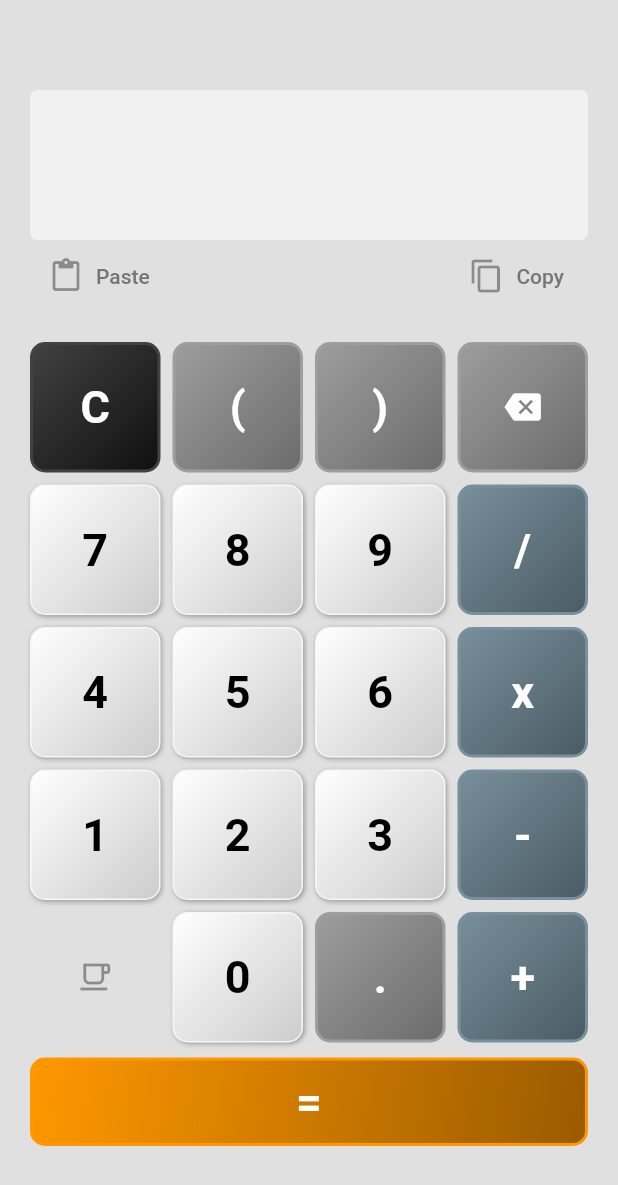
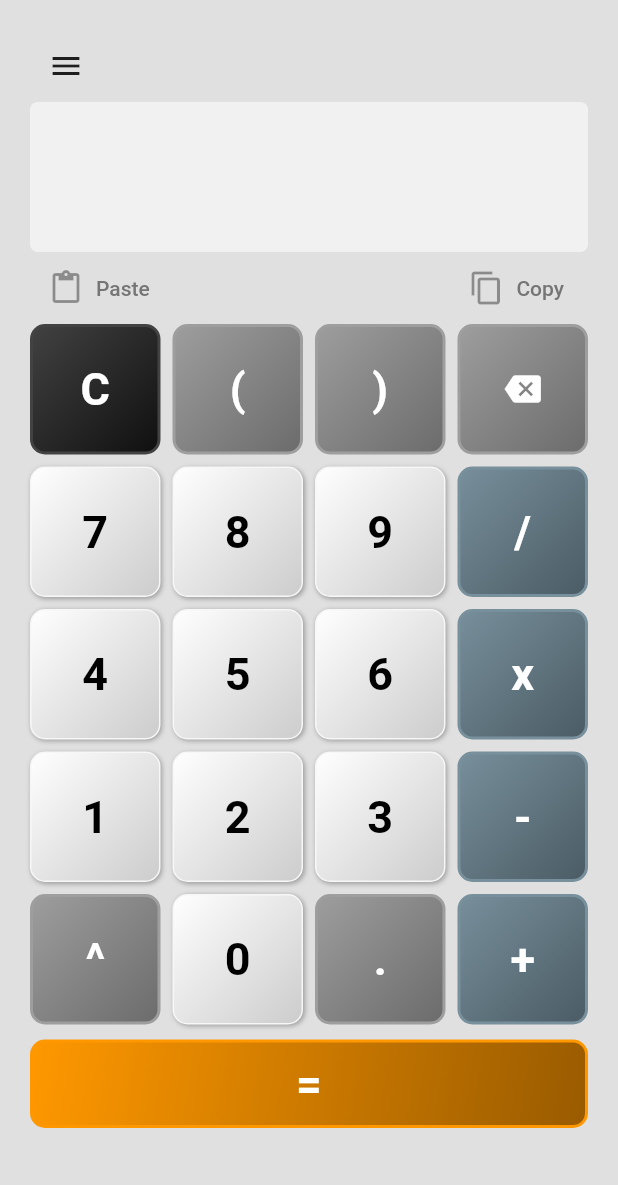
Before and after one commit to enchance/simplecalc, a Flutter app: the screen it shows after launch, on a phone screen of 412 x 824 dp. Shown: the top 1185 px of the screen. Run offline on Flutter 3.47's test engine with Material 2 defaults, Android fonts, the phone set to English and light mode, and no system bars; our stand-ins replace math_expressions.

Commit message:
some cosmetic changes

```diff
--- a/lib/main.dart
+++ b/lib/main.dart
@@ -31,10 +31,8 @@ class MyApp extends StatelessWidget {
         theme: ThemeData(
           primarySwatch: Colors.deepPurple,
         ),
-        home: SafeArea(
-          child: LayoutBuilder(
-            builder: (_, constraints) => CalculatorScreen(constraints)
-          ),
+        home: LayoutBuilder(
+          builder: (_, constraints) => CalculatorScreen(constraints)
         )
       ),
     );
--- a/lib/screens/calculator_screen.dart
+++ b/lib/screens/calculator_screen.dart
@@ -24,7 +24,7 @@ class _CalculatorScreenState extends State<CalculatorScreen> {
     '7', '8', '9', '/',
     '4', '5', '6', 'x',
     '1', '2', '3', '-',
-    'none', '0', '.', '+',
+    '^', '0', '.', '+',
   ];
 
   void _copy(BuildContext context, String data) async {
@@ -62,8 +62,41 @@ class _CalculatorScreenState extends State<CalculatorScreen> {
 
     return Scaffold(
       backgroundColor: Colors.grey[300],
-      body: Center(
-        child: SingleChildScrollView(
+      // appBar: AppBar(
+      //   backgroundColor: Colors.red,
+      //   elevation: 0,
+      //   titleSpacing: -50,
+      //   iconTheme: IconThemeData(
+      //     color: Colors.grey,
+      //   ),
+      // ),
+      drawer: Drawer(
+        child: ListView(
+          children: [
+            Container(
+              height: 100,
+              color: Colors.grey[300],
+              child: DrawerHeader(child: Text('aaa'),)
+            ),
+            ListTile(
+                title: Text('Calculator'),
+                leading: Icon(Icons.calculate),
+                onTap: () {}
+            ),
+            ListTile(
+                title: Text('Settings'),
+                leading: Icon(Icons.settings),
+                onTap: () {}
+            ),
+            ListTile(
+                title: Text('About'),
+                leading: Icon(Icons.info_outline),
+                onTap: () {}
+            ),
+          ],
+        )
+      ),
+      body: SingleChildScrollView(
         child: Container(
           width: (widget.constraints as BoxConstraints).maxWidth > 500
             ? 500
@@ -71,6 +104,15 @@ class _CalculatorScreenState extends State<CalculatorScreen> {
           padding: const EdgeInsets.all(20),
           child: Column(
             children: [
+              // SizedBox(height: 15),
+              Container(
+                alignment: Alignment.centerLeft,
+                child: IconButton(
+                  icon: Icon(Icons.menu),
+                  onPressed: () {},
+                )
+              ),
+
               Container(
                 constraints: const BoxConstraints(
                   minHeight: 100,
@@ -110,7 +152,7 @@ class _CalculatorScreenState extends State<CalculatorScreen> {
                   ),
                 ],
               ),
-                const SizedBox(height: 20),
+              // const SizedBox(height: 10),
               GridView(
                 gridDelegate: const SliverGridDelegateWithFixedCrossAxisCount(
                   crossAxisCount: 4,
@@ -124,7 +166,6 @@ class _CalculatorScreenState extends State<CalculatorScreen> {
               const SizedBox(height: 10),
               const CalcButton('='),
             ],
-            ),
           ),
         ),
       ),
--- a/lib/widgets/calculator_widgets.dart
+++ b/lib/widgets/calculator_widgets.dart
@@ -18,7 +18,7 @@ class CalcButton extends StatelessWidget {
       return GestureDetector(
           onTap: () => calc.append(value),
           child: CalcContent(color: Colors.white, text: Colors.black, value: value));
-    } else if (['.', '(', ')'].contains(value)) {
+    } else if (['.', '(', ')', '^'].contains(value)) {
       return GestureDetector(
           onTap: () => calc.append(value),
           child: CalcContent(
```
Lines whose indentation alone changed are shown as unchanged.
